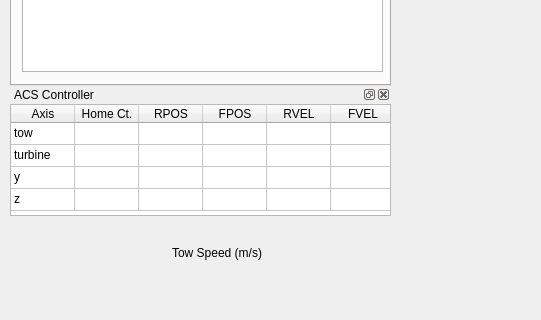
The window that mainwindow.ui (petebachant/TurbineDAQ) describes before a commit, drawn with Qt 5; both pictures show x 0 to 541 and y 303 to 623 of the 1126 by 941 pixel window.
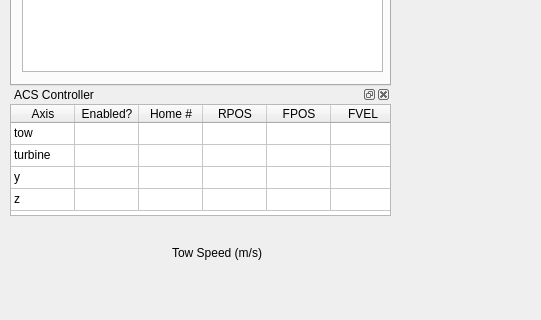
The same window after the commit. Icons and pictures are not drawn. Custom widgets are drawn as their Qt base class.

What changed in the file:
```diff
--- a/mainwindow.ui
+++ b/mainwindow.ui
@@ -906,7 +906,12 @@
       </column>
       <column>
        <property name="text">
-        <string>Home Ct.</string>
+        <string>Enabled?</string>
+       </property>
+      </column>
+      <column>
+       <property name="text">
+        <string>Home #</string>
        </property>
       </column>
       <column>
@@ -919,11 +924,6 @@
         <string>FPOS</string>
        </property>
       </column>
-      <column>
-       <property name="text">
-        <string>RVEL</string>
-       </property>
-      </column>
       <column>
        <property name="text">
         <string>FVEL</string>
```
